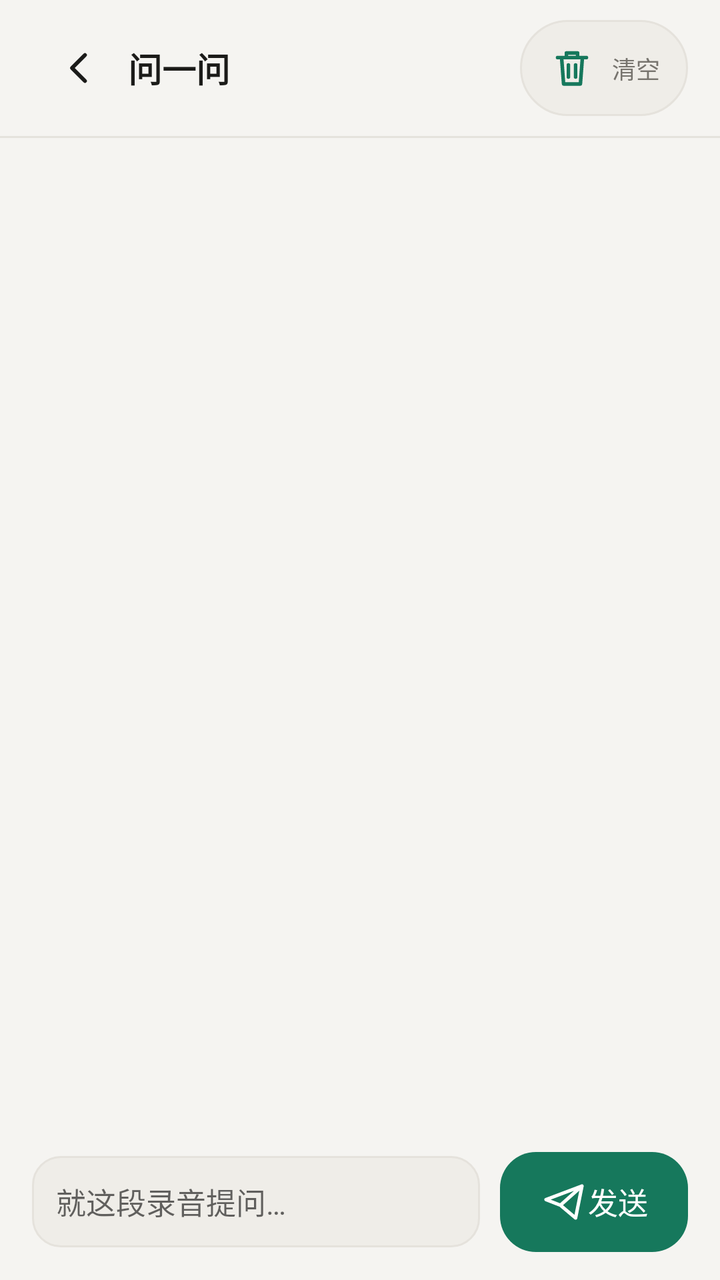
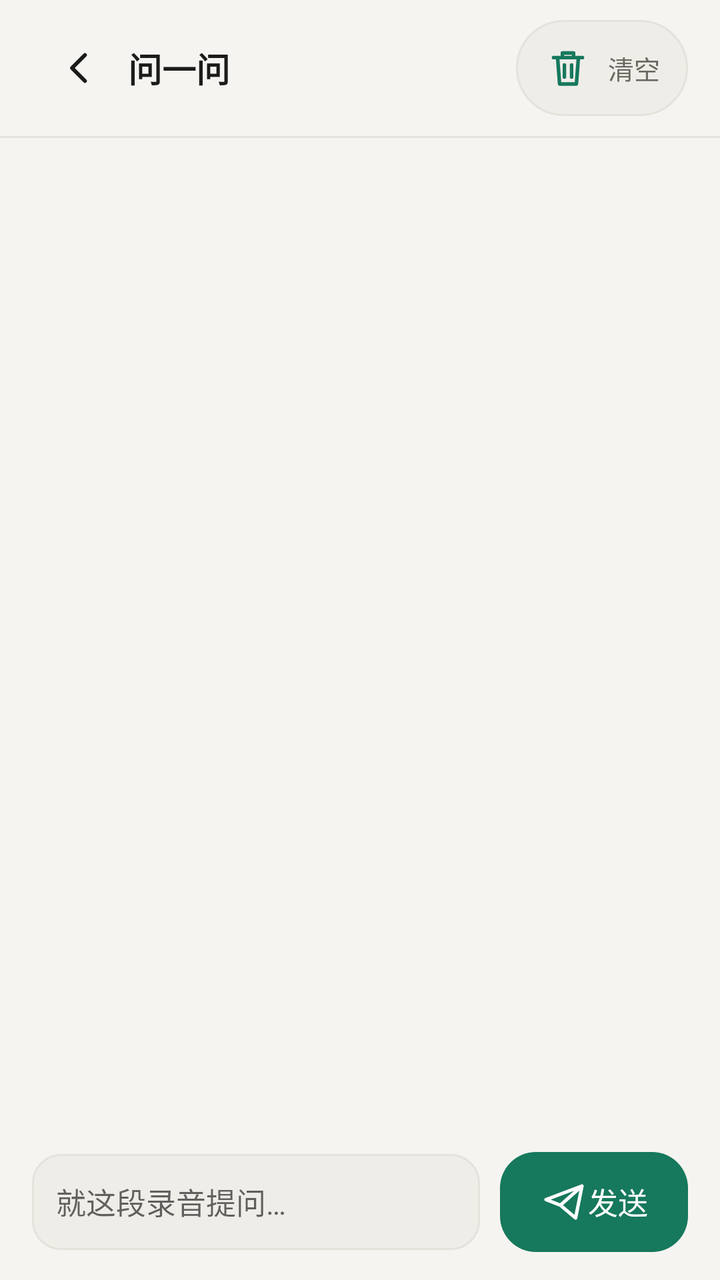

Before-and-after screenshots of an Android layout around one commit, followed by the original layout XML and the change that was made.
<!-- AndroidManifest.xml: application theme AppTheme -->
<!-- res/layout/activity_chat.xml -->
<?xml version="1.0" encoding="utf-8"?>
<FrameLayout xmlns:android="http://schemas.android.com/apk/res/android"
    android:id="@+id/root"
    android:layout_width="match_parent"
    android:layout_height="match_parent">

    
    <View
        android:id="@+id/portal_surface"
        android:layout_width="match_parent"
        android:layout_height="match_parent"
        android:background="@drawable/bg_portal"
        android:importantForAccessibility="no" />

    <LinearLayout
        android:id="@+id/portal_content"
        android:layout_width="match_parent"
        android:layout_height="match_parent"
        android:orientation="vertical"
        android:transitionGroup="true">

    <LinearLayout
        android:id="@+id/appbar"
        android:layout_width="match_parent"
        android:layout_height="wrap_content"
        android:gravity="center_vertical"
        android:orientation="horizontal"
        android:paddingLeft="16dp"
        android:paddingTop="10dp"
        android:paddingRight="16dp"
        android:paddingBottom="10dp">

        <ImageView
            android:id="@+id/back"
            android:layout_width="48dp"
            android:layout_height="48dp"
            android:padding="12dp"
            android:src="@drawable/ic_back"
            android:tint="@color/ink"
            android:contentDescription="返回" />

        <TextView
            android:layout_width="0dp"
            android:layout_height="wrap_content"
            android:layout_weight="1"
            style="@style/T.CardTitle"
            android:text="问一问" />

        <TextView
            android:id="@+id/clear"
            android:minHeight="48dp"
            android:gravity="center"
            android:layout_width="wrap_content"
            android:layout_height="wrap_content"
            android:background="@drawable/bg_pill"
            android:paddingLeft="14dp"
            android:paddingTop="8dp"
            android:paddingRight="14dp"
            android:paddingBottom="8dp"
            style="@style/T.Meta"
            android:drawableStart="@drawable/ic_trash"
                android:drawableTint="@color/accent"
                android:drawablePadding="8dp"
                android:text="清空" />
    </LinearLayout>

    <View
        android:layout_width="match_parent"
        android:layout_height="1dp"
        android:background="@color/line" />

    <TextView
        android:id="@+id/context_line"
        android:layout_width="match_parent"
        android:layout_height="wrap_content"
        android:paddingLeft="16dp"
        android:paddingTop="10dp"
        android:paddingRight="16dp"
        style="@style/T.Caption"
        android:text="" />

    <ScrollView
        android:id="@+id/chat_scroll"
        android:layout_width="match_parent"
        android:layout_height="0dp"
        android:layout_weight="1"
        android:clipToPadding="false"
        android:paddingLeft="16dp"
        android:paddingTop="10dp"
        android:paddingRight="16dp"
        android:paddingBottom="10dp"
        android:scrollbars="none">

        <LinearLayout
            android:id="@+id/chat_list"
            android:layout_width="match_parent"
            android:layout_height="wrap_content"
            android:orientation="vertical" />
    </ScrollView>

    <TextView
        android:id="@+id/chat_status"
        android:layout_width="match_parent"
        android:layout_height="wrap_content"
        android:paddingLeft="16dp"
        android:paddingRight="16dp"
        android:paddingBottom="6dp"
        style="@style/T.Caption"
        android:text="" />

    <HorizontalScrollView
        android:layout_width="match_parent"
        android:layout_height="wrap_content"
        android:scrollbars="none"
        android:clipToPadding="false"
        android:paddingLeft="16dp"
        android:paddingRight="16dp"
        android:paddingBottom="6dp">

        <LinearLayout
            android:id="@+id/quick"
            android:layout_width="wrap_content"
            android:layout_height="wrap_content"
            android:orientation="horizontal" />
    </HorizontalScrollView>

    <LinearLayout
        android:layout_width="match_parent"
        android:layout_height="wrap_content"
        android:orientation="horizontal"
        android:gravity="center_vertical"
        android:paddingLeft="16dp"
        android:paddingTop="6dp"
        android:paddingRight="16dp"
        android:paddingBottom="14dp">

        <EditText
            android:id="@+id/chat_input"
            android:layout_width="0dp"
            android:layout_height="wrap_content"
            android:layout_weight="1"
            android:layout_marginRight="10dp"
            android:background="@drawable/bg_input"
            android:inputType="textMultiLine"
            android:maxLines="4"
            android:padding="12dp"
            style="@style/T.Label"
            android:hint="就这段录音提问…" />

        <TextView
            android:id="@+id/chat_send"
            android:minHeight="48dp"
            android:gravity="center"
            android:layout_width="wrap_content"
            android:layout_height="wrap_content"
            android:background="@drawable/bg_primary"
            android:paddingLeft="20dp"
            android:paddingTop="13dp"
            android:paddingRight="20dp"
            android:paddingBottom="13dp"
            style="@style/T.Label"
            android:textColor="@color/on_accent"
            android:drawableStart="@drawable/ic_send"
            android:drawableTint="@color/on_accent"
                android:text="发送" />
    </LinearLayout>
    </LinearLayout>
</FrameLayout>
<!-- resources referenced by this layout -->
<resources>
  <color name="accent">#16785C</color>
  <color name="ink">#1B1B19</color>
  <color name="line">#E5E2DC</color>
  <color name="on_accent">#FFFFFF</color>
  <!-- drawable bg_input (drawable) -->
  <shape xmlns:android="http://schemas.android.com/apk/res/android" android:shape="rectangle">
    <solid android:color="@color/sunken"/>
    <stroke android:width="1dp" android:color="@color/line"/>
    <corners android:radius="14dp"/>
  </shape>
  <!-- drawable bg_pill (drawable) -->
  <shape xmlns:android="http://schemas.android.com/apk/res/android" android:shape="rectangle">
    <solid android:color="@color/sunken"/>
    <stroke android:width="1dp" android:color="@color/line"/>
    <corners android:radius="999dp"/>
  </shape>
  <!-- drawable bg_portal (drawable) -->
  <?xml version="1.0" encoding="utf-8"?>
  <shape xmlns:android="http://schemas.android.com/apk/res/android" android:shape="rectangle">
      <solid android:color="@color/bg" />
      <corners android:radius="0dp" />
  </shape>
  <!-- drawable bg_primary (drawable) -->
  <shape xmlns:android="http://schemas.android.com/apk/res/android" android:shape="rectangle">
    <solid android:color="@color/primary_fill"/>
    <corners android:radius="18dp"/>
  </shape>
  <!-- drawable ic_back (drawable) -->
  <vector xmlns:android="http://schemas.android.com/apk/res/android"
      android:width="24dp" android:height="24dp"
      android:viewportWidth="24" android:viewportHeight="24">
    <path android:pathData="M14.5,5.5 L8,12 L14.5,18.5"
          android:fillColor="#00000000" android:strokeColor="#FF1B1B19" android:strokeWidth="1.9"
          android:strokeLineCap="round" android:strokeLineJoin="round"/>
  </vector>
  <!-- drawable ic_send (drawable) -->
  <vector xmlns:android="http://schemas.android.com/apk/res/android"
      android:width="24dp" android:height="24dp"
      android:viewportWidth="24" android:viewportHeight="24">
    <path android:pathData="M21,4 L3,10.8 L10.2,13.6 L21,4 z M10.2,13.6 L21,4 L17.8,20 L10.2,13.6 z"
          android:fillColor="#00000000" android:strokeColor="#FF1B1B19" android:strokeWidth="1.7"
          android:strokeLineCap="round" android:strokeLineJoin="round"/>
  </vector>
  <!-- drawable ic_trash (drawable) -->
  <vector xmlns:android="http://schemas.android.com/apk/res/android"
      android:width="24dp" android:height="24dp"
      android:viewportWidth="24" android:viewportHeight="24">
    <path android:pathData="M4.8,6.8 h14.4 M9.2,6.8 v-2.3 h5.6 v2.3 M6.8,6.8 l1,13.2 h8.4 l1,-13.2 M10.2,10.5 v6 M13.8,10.5 v6"
          android:fillColor="#00000000" android:strokeColor="#FF1B1B19" android:strokeWidth="1.8"
          android:strokeLineCap="round" android:strokeLineJoin="round"/>
  </vector>
  <style name="T.Caption" parent=""><item name="android:textSize">12sp</item><item name="android:textColor">@color/muted</item><item name="android:includeFontPadding">false</item><item name="android:lineSpacingExtra">2dp</item></style>
  <style name="T.CardTitle" parent=""><item name="android:textSize">17sp</item><item name="android:textStyle">bold</item><item name="android:textColor">@color/ink</item><item name="android:includeFontPadding">false</item></style>
  <style name="T.Label" parent=""><item name="android:textSize">15sp</item><item name="android:textColor">@color/ink</item><item name="android:includeFontPadding">false</item></style>
  <style name="T.Meta" parent=""><item name="android:textSize">12sp</item><item name="android:textColor">@color/muted</item><item name="android:includeFontPadding">false</item></style>
  <color name="sunken">#EFEDE8</color>
  <color name="bg">#F5F4F1</color>
  <color name="primary_fill">#16785C</color>
  <color name="muted">#77746E</color>
  <color name="surface">#FFFFFF</color>
  <!-- unchanged entries left out for length: 1 -->
</resources>

<!-- the commit's change to res/layout/activity_chat.xml (unified diff, before → after) -->
@@ -138,6 +138,7 @@
             android:id="@+id/chat_input"
             android:layout_width="0dp"
             android:layout_height="wrap_content"
+            android:minHeight="48dp"
             android:layout_weight="1"
             android:layout_marginRight="10dp"
             android:background="@drawable/bg_input"
<!-- resource entries referenced after the edit -->
@@ -51,14 +51,14 @@
           android:fillColor="#00000000" android:strokeColor="#FF1B1B19" android:strokeWidth="1.8"
           android:strokeLineCap="round" android:strokeLineJoin="round"/>
   </vector>
-  <style name="T.Caption" parent=""><item name="android:textSize">12sp</item><item name="android:textColor">@color/muted</item><item name="android:includeFontPadding">false</item><item name="android:lineSpacingExtra">2dp</item></style>
+  <style name="T.Caption" parent=""><item name="android:textSize">13sp</item><item name="android:textColor">@color/muted</item><item name="android:includeFontPadding">false</item><item name="android:lineSpacingExtra">2dp</item></style>
   <style name="T.CardTitle" parent=""><item name="android:textSize">17sp</item><item name="android:textStyle">bold</item><item name="android:textColor">@color/ink</item><item name="android:includeFontPadding">false</item></style>
   <style name="T.Label" parent=""><item name="android:textSize">15sp</item><item name="android:textColor">@color/ink</item><item name="android:includeFontPadding">false</item></style>
-  <style name="T.Meta" parent=""><item name="android:textSize">12sp</item><item name="android:textColor">@color/muted</item><item name="android:includeFontPadding">false</item></style>
+  <style name="T.Meta" parent=""><item name="android:textSize">13sp</item><item name="android:textColor">@color/muted</item><item name="android:includeFontPadding">false</item></style>
   <color name="sunken">#EFEDE8</color>
   <color name="bg">#F5F4F1</color>
   <color name="primary_fill">#16785C</color>
-  <color name="muted">#77746E</color>
+  <color name="muted">#6B6862</color>
   <color name="surface">#FFFFFF</color>
   <!-- unchanged entries left out for length: 1 -->
 </resources>
